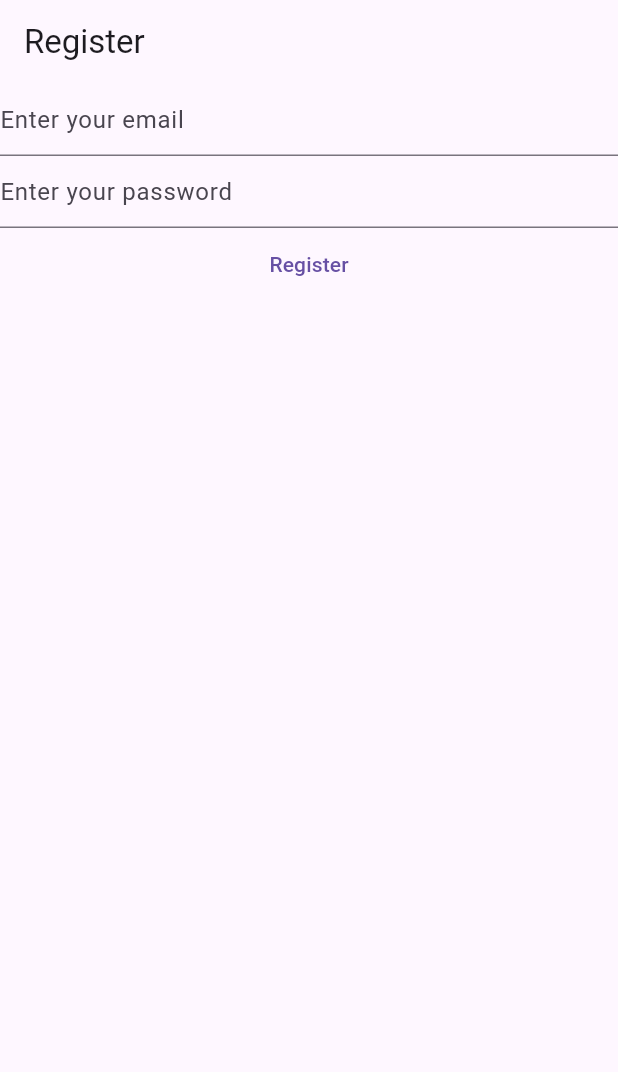
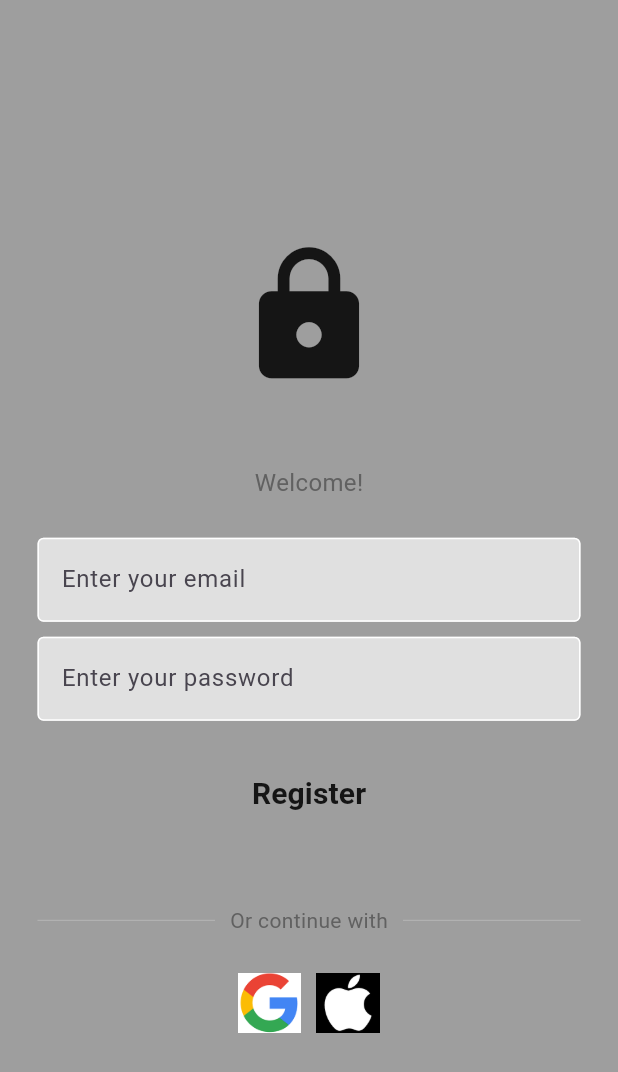
Before and after one commit to Clmokaya/daily-mins, a Flutter app: the screen it shows after launch, on a phone screen of 412 x 824 dp. Shown: the top 1072 px of the screen. Run offline on Flutter 3.47's test engine with Material 3 defaults, Android fonts, the phone set to English and light mode, and no system bars; our stand-ins replace firebase_auth, firebase_core; accounts and stored records are empty.

Commit message:
improved UI

```diff
--- a/lib/main.dart
+++ b/lib/main.dart
@@ -1,6 +1,7 @@
 import 'package:firebase_auth/firebase_auth.dart';
 import 'package:firebase_core/firebase_core.dart';
 import 'package:flowproject/firebase_options.dart';
+import 'package:flutter/foundation.dart';
 import 'package:flutter/material.dart';
 
 void main() {
@@ -43,23 +44,67 @@ class _RegisterViewState extends State<RegisterView> {
         switch (snapshot.connectionState) {
           case ConnectionState.done:
             return Scaffold(
-              appBar: AppBar(title: Text('Register')),
-              body: Column(
+              backgroundColor: Colors.grey,
+
+              body: SafeArea(
+                child: Center(
+                  child: SingleChildScrollView(
+                    child: Column(
                       children: [
-                  TextField(
+                        SizedBox(height: 50),
+                        Icon(Icons.lock, size: 100),
+                        SizedBox(height: 50),
+                        Text(
+                          'Welcome!',
+                          style: TextStyle(
+                            color: Colors.grey[700],
+                            fontSize: 16,
+                          ),
+                        ),
+                        SizedBox(height: 25),
+                        Padding(
+                          padding: const EdgeInsets.symmetric(horizontal: 25),
+
+                          child: TextField(
                             controller: _email,
                             keyboardType: TextInputType.emailAddress,
                             enableSuggestions: false,
-                    decoration: InputDecoration(hintText: 'Enter your email'),
+                            decoration: InputDecoration(
+                              fillColor: Colors.grey.shade300,
+                              filled: true,
+                              enabledBorder: OutlineInputBorder(
+                                borderSide: BorderSide(color: Colors.white),
                               ),
-                  TextField(
+                              hintText: 'Enter your email',
+                            ),
+                          ),
+                        ),
+
+                        SizedBox(height: 10),
+                        Padding(
+                          padding: const EdgeInsets.symmetric(horizontal: 25),
+
+                          child: TextField(
                             controller: _password,
+
                             enableSuggestions: false,
                             obscureText: true,
                             decoration: InputDecoration(
+                              fillColor: Colors.grey.shade300,
+                              filled: true,
+                              enabledBorder: OutlineInputBorder(
+                                borderSide: BorderSide(color: Colors.white),
+                              ),
+                              focusedBorder: OutlineInputBorder(
+                                borderSide: BorderSide(
+                                  color: Colors.grey.shade400,
+                                ),
+                              ),
                               hintText: 'Enter your password',
                             ),
                           ),
+                        ),
+                        SizedBox(height: 25),
                         TextButton(
                           onPressed: () async {
                             print('Done signing in');
@@ -71,9 +116,60 @@ class _RegisterViewState extends State<RegisterView> {
                                   password: password,
                                 );
                           },
-                    child: Text('Register'),
+                          child: Text(
+                            'Register',
+                            style: TextStyle(
+                              color: Colors.black87,
+                              fontSize: 20,
+                              fontWeight: FontWeight.bold,
+                            ),
+                          ),
+                        ),
+                        SizedBox(height: 50),
+                        Padding(
+                          padding: const EdgeInsets.symmetric(horizontal: 25),
+                          child: Row(
+                            children: [
+                              Expanded(
+                                child: Divider(
+                                  thickness: 0.5,
+                                  color: Colors.grey[400],
+                                ),
+                              ),
+                              Padding(
+                                padding: const EdgeInsets.symmetric(
+                                  horizontal: 10,
+                                ),
+                                child: Text(
+                                  'Or continue with',
+                                  style: TextStyle(color: Colors.grey[700]),
+                                ),
+                              ),
+                              Expanded(
+                                child: Divider(
+                                  thickness: 0.5,
+                                  color: Colors.grey[400],
+                                ),
                               ),
                             ],
+                          ),
+                        ),
+
+                        Padding(
+                          padding: const EdgeInsets.all(25.0),
+                          child: Row(
+                            mainAxisAlignment: MainAxisAlignment.center,
+                            children: [
+                              Image.asset('lib/images/google.png', height: 40),
+                              SizedBox(width: 10),
+                              Image.asset('lib/images/apple.png', height: 40),
+                            ],
+                          ),
+                        ),
+                      ],
+                    ),
+                  ),
+                ),
               ),
             );
           default:
```
Also changed, not shown: pubspec.yaml (+3 -5 lines), lib/images/apple.png (added), lib/images/google.png (added). Lines whose indentation alone changed are shown as unchanged.
